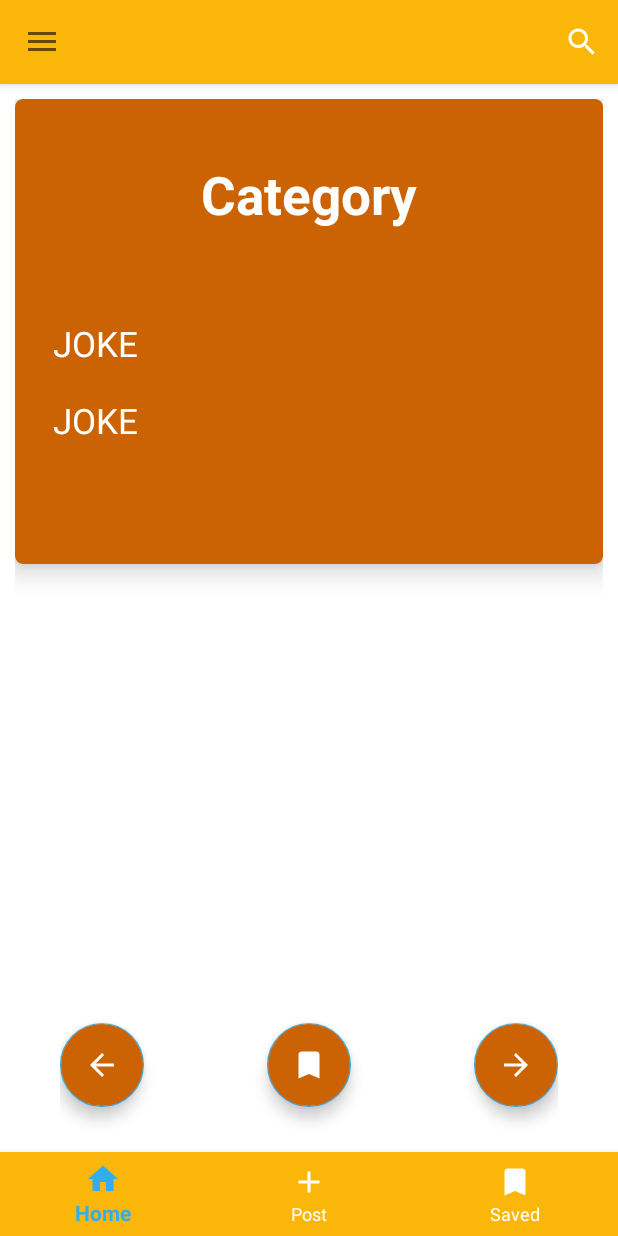
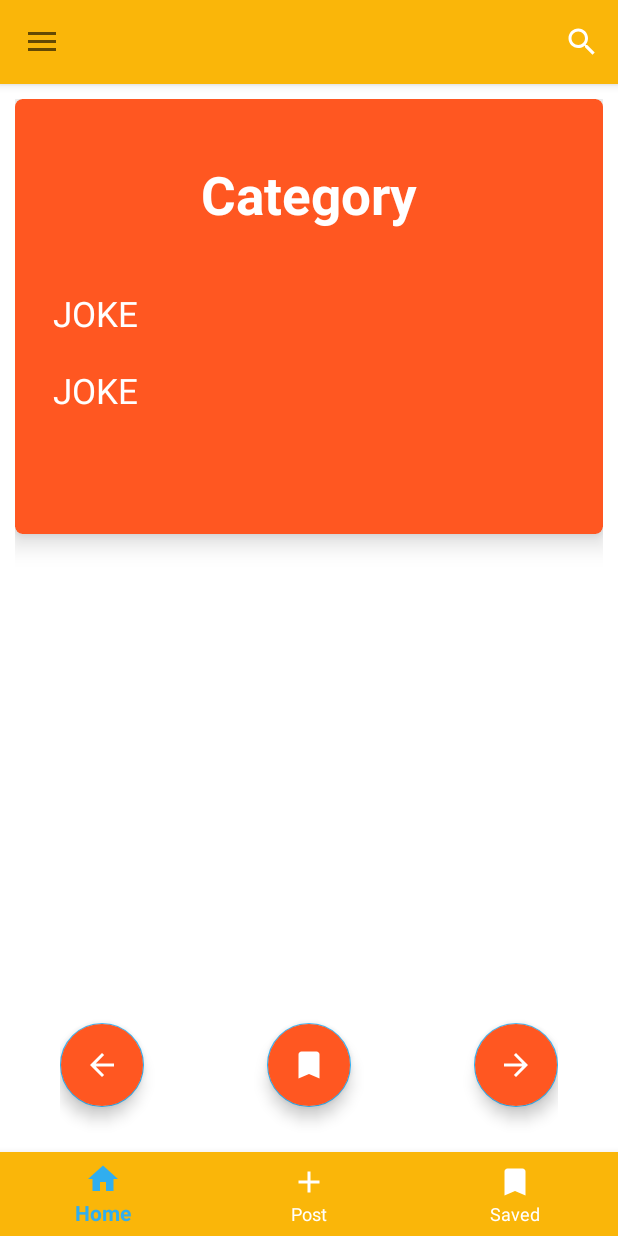
Before and after one commit to 4romgod/Got-Jokes, an Android app: the screen it shows after launch (MainActivity), on a phone screen of 412 x 824 dp. Run offline under Robolectric (Android 15) with nearby library versions, the phone set to English and light mode, and no system bars; 1 statement that could not run was skipped.

Commit message:
REFINED THE GUI

```diff
--- a/app/src/main/java/com/template/got_jokes/Network/IGetDataService.java
+++ b/app/src/main/java/com/template/got_jokes/Network/IGetDataService.java
@@ -23,16 +23,4 @@ public interface IGetDataService {
             @Query("contains") String contain
     );
 
-    /*@GET("{category}?type=twopart")
-    Call<Joke2P> getJoke2P(@Path("category") String category);*/
-
-    /*@GET("{category}")
-    Call<Joke> getJoke(@Path("category") String cat);*/
-
-   /* @GET("{category}")
-    Call<Joke> getJoke(@Path("category") String cat, @Query("type") String type);*/
-
-/*    @GET("any")
-    Call<Joke> getJoke(@Query("contains") String contains);*/
-
 }       //end interface
--- a/app/src/main/java/com/template/got_jokes/mvvm/view/activity/MainActivity.java
+++ b/app/src/main/java/com/template/got_jokes/mvvm/view/activity/MainActivity.java
@@ -13,7 +13,7 @@
 import com.template.got_jokes.mvvm.view.fragment.FragProfile;
 import com.template.got_jokes.mvvm.view.fragment.FragSaved;
 import com.template.got_jokes.R;
-import com.template.got_jokes.UI;
+import com.template.got_jokes.utils.UI;
 
 public class MainActivity extends AppCompatActivity {
 
--- a/app/src/main/java/com/template/got_jokes/mvvm/view/fragment/FragHome.java
+++ b/app/src/main/java/com/template/got_jokes/mvvm/view/fragment/FragHome.java
@@ -24,7 +24,7 @@ import androidx.fragment.app.FragmentManager;
 
 import com.google.android.material.navigation.NavigationView;
 import com.template.got_jokes.R;
-import com.template.got_jokes.UI;
+import com.template.got_jokes.utils.UI;
 
 public class FragHome extends Fragment implements NavigationView.OnNavigationItemSelectedListener {
     private static final String TAG = "FragJokes";
@@ -168,8 +168,6 @@ public class FragHome extends Fragment implements NavigationView.OnNavigationIte
             }
         }));
 
-
-
         super.onCreateOptionsMenu(menu, inflater);
     }
 
--- a/app/src/main/java/com/template/got_jokes/mvvm/view/fragment/FragLaugh.java
+++ b/app/src/main/java/com/template/got_jokes/mvvm/view/fragment/FragLaugh.java
@@ -17,7 +17,7 @@ import com.google.android.material.floatingactionbutton.FloatingActionButton;
 import com.template.got_jokes.Network.IGetDataService;
 import com.template.got_jokes.Network.RetrofitClientInstance;
 import com.template.got_jokes.R;
-import com.template.got_jokes.Util;
+import com.template.got_jokes.utils.Util;
 import com.template.got_jokes.mvvm.model.Joke;
 import com.template.got_jokes.mvvm.model.Joke1P;
 import com.template.got_jokes.mvvm.model.Joke2P;
@@ -37,7 +37,7 @@ public class FragLaugh extends Fragment {
     View layoutMain;
     ProgressDialog progressDialog;
     TextView tvCategory, tvJoke, tvJoke2;
-    FloatingActionButton fabNext, fabPrev;
+    FloatingActionButton fabNext, fabPrev, fabSave;
 
     IGetDataService service;
 
@@ -76,6 +76,7 @@ public class FragLaugh extends Fragment {
 
         nextBtn();
         prevBtn();
+        saveBtn();
 
     }       //end onStart()
 
@@ -86,8 +87,8 @@ public class FragLaugh extends Fragment {
         tvJoke2 = layoutMain.findViewById(R.id.text_joke2);
 
         fabNext = layoutMain.findViewById(R.id.fab_next);
-
         fabPrev = layoutMain.findViewById(R.id.fab_prev);
+        fabSave = layoutMain.findViewById(R.id.fab_save);
 
         progressDialog = new ProgressDialog(getContext());
         progressDialog.setMessage("Loading....");
@@ -139,6 +140,15 @@ public class FragLaugh extends Fragment {
 
                 Log.d(TAG, "onClick next: size: " + listJokes.size());
                 Log.d(TAG, "onClick next: index: " + index);
+            }
+        });
+    }
+
+    public void saveBtn(){
+        fabSave.setOnClickListener(new View.OnClickListener() {
+            @Override
+            public void onClick(View v) {
+                Toast.makeText(getActivity(), "Saving the Joke", Toast.LENGTH_SHORT).show();
             }
         });
     }
--- a/app/src/main/java/com/template/got_jokes/UI.java
+++ b/app/src/main/java/com/template/got_jokes/utils/UI.java
@@ -1,4 +1,4 @@
-package com.template.got_jokes;
+package com.template.got_jokes.utils;
 
 import android.content.Context;
 import android.view.View;
--- a/app/src/main/java/com/template/got_jokes/Util.java
+++ b/app/src/main/java/com/template/got_jokes/utils/Util.java
@@ -1,6 +1,8 @@
-package com.template.got_jokes;
+package com.template.got_jokes.utils;
 
 import android.content.Context;
+
+import com.template.got_jokes.R;
 
 import java.util.Random;
 
--- a/app/src/main/res/layout/frag_home.xml
+++ b/app/src/main/res/layout/frag_home.xml
@@ -41,8 +41,8 @@
             android:layout_alignParentRight="true"
             android:layout_alignParentBottom="true"/>
 
+    </RelativeLayout>
 
-    </RelativeLayout>
 
     <com.google.android.material.navigation.NavigationView
         android:id="@+id/view_nav_drawer"
--- a/app/src/main/res/layout/frag_laugh.xml
+++ b/app/src/main/res/layout/frag_laugh.xml
@@ -1,6 +1,5 @@
 <?xml version="1.0" encoding="utf-8"?>
-<androidx.constraintlayout.widget.ConstraintLayout
-    xmlns:android="http://schemas.android.com/apk/res/android"
+<androidx.constraintlayout.widget.ConstraintLayout xmlns:android="http://schemas.android.com/apk/res/android"
     xmlns:app="http://schemas.android.com/apk/res-auto"
     android:layout_width="match_parent"
     android:layout_height="match_parent"
@@ -16,6 +15,10 @@
         app:layout_constraintEnd_toEndOf="parent"
         app:layout_constraintStart_toStartOf="parent"
         app:layout_constraintTop_toTopOf="parent">
+
+        <ScrollView
+            android:layout_width="match_parent"
+            android:layout_height="match_parent">
 
             <androidx.constraintlayout.widget.ConstraintLayout
                 android:layout_width="match_parent"
@@ -42,7 +45,7 @@
                     android:id="@+id/text_joke"
                     android:layout_width="wrap_content"
                     android:layout_height="wrap_content"
-                android:layout_marginTop="60dp"
+                    android:layout_marginTop="40dp"
                     android:paddingLeft="5dp"
                     android:text="JOKE"
                     android:textColor="@color/white"
@@ -63,6 +66,8 @@
                     app:layout_constraintTop_toBottomOf="@+id/text_joke" />
 
             </androidx.constraintlayout.widget.ConstraintLayout>
+
+        </ScrollView>
 
     </androidx.cardview.widget.CardView>
 
--- a/app/src/main/res/values/colors.xml
+++ b/app/src/main/res/values/colors.xml
@@ -1,7 +1,7 @@
 <?xml version="1.0" encoding="utf-8"?>
 <resources>
     <color name="colorPrimary">#fab609</color>
-    <color name="colorPrimaryDark">#cb6304</color>
+    <color name="colorPrimaryDark">#ff5721</color>
     <color name="colorAccent">#30AEEF</color>
     <color name="white">#ffffff</color>
     <color name="black">#000000</color>
```
Also changed, not shown: app/src/main/res/layout/frag_saved.xml (+35 -9 lines). Lines whose indentation alone changed are shown as unchanged.
